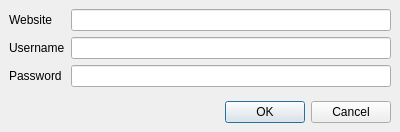
This is UploadMapDialog.ui in openstreetmap/merkaartor as Qt 5 draws it before an edit. The edited form follows.
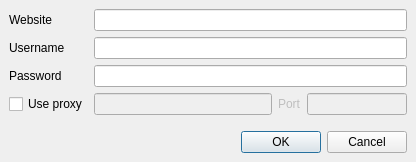
This is the edited form.

Commit message: ADD : non transparent proxy support

The edit to the form file:
```diff
--- a/UploadMapDialog.ui
+++ b/UploadMapDialog.ui
@@ -5,8 +5,8 @@
    <rect>
     <x>0</x>
     <y>0</y>
-    <width>400</width>
-    <height>132</height>
+    <width>416</width>
+    <height>162</height>
    </rect>
   </property>
   <property name="windowTitle" >
@@ -57,6 +57,56 @@
        </property>
       </widget>
      </item>
+     <item row="3" column="0" >
+      <widget class="QCheckBox" name="UseProxy" >
+       <property name="text" >
+        <string>Use proxy</string>
+       </property>
+      </widget>
+     </item>
+     <item row="3" column="1" >
+      <layout class="QHBoxLayout" >
+       <property name="margin" >
+        <number>0</number>
+       </property>
+       <property name="spacing" >
+        <number>6</number>
+       </property>
+       <item>
+        <widget class="QLineEdit" name="ProxyHost" >
+         <property name="enabled" >
+          <bool>false</bool>
+         </property>
+        </widget>
+       </item>
+       <item>
+        <widget class="QLabel" name="label_4" >
+         <property name="enabled" >
+          <bool>false</bool>
+         </property>
+         <property name="text" >
+          <string>Port</string>
+         </property>
+        </widget>
+       </item>
+       <item>
+        <widget class="QLineEdit" name="ProxyPort" >
+         <property name="enabled" >
+          <bool>false</bool>
+         </property>
+         <property name="maximumSize" >
+          <size>
+           <width>100</width>
+           <height>16777215</height>
+          </size>
+         </property>
+         <property name="inputMask" >
+          <string>99999; </string>
+         </property>
+        </widget>
+       </item>
+      </layout>
+     </item>
     </layout>
    </item>
    <item>
```
Left out of the diff: 22 changed lines with no effect on the pictures. The commit also changes 9 other files.
